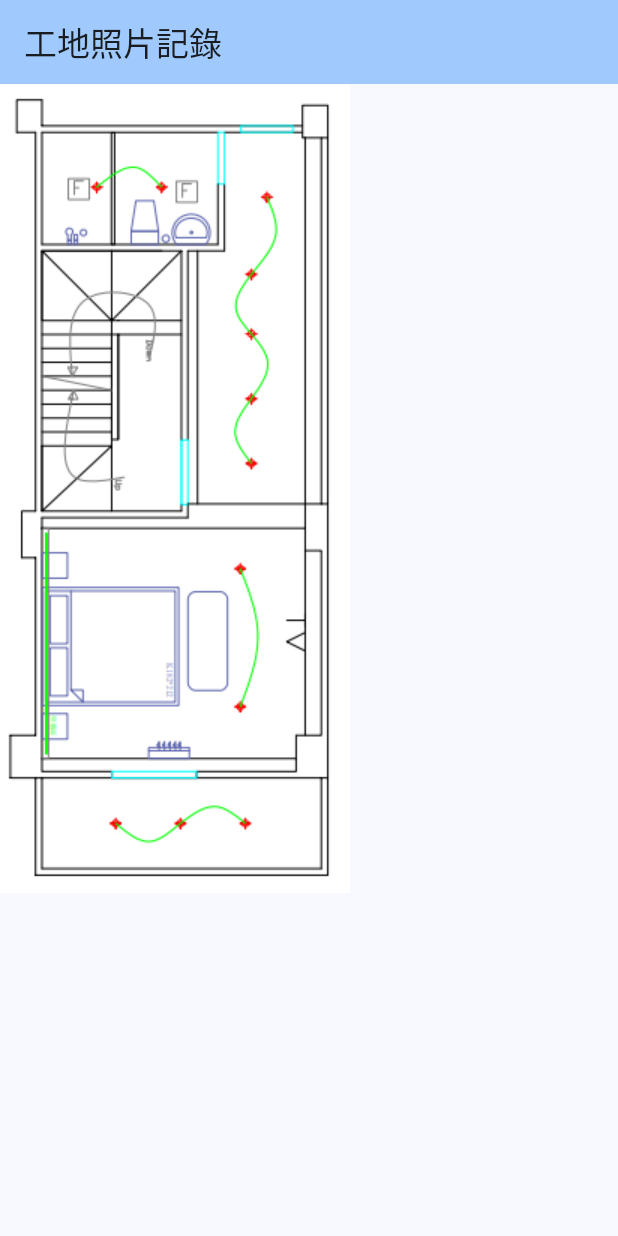
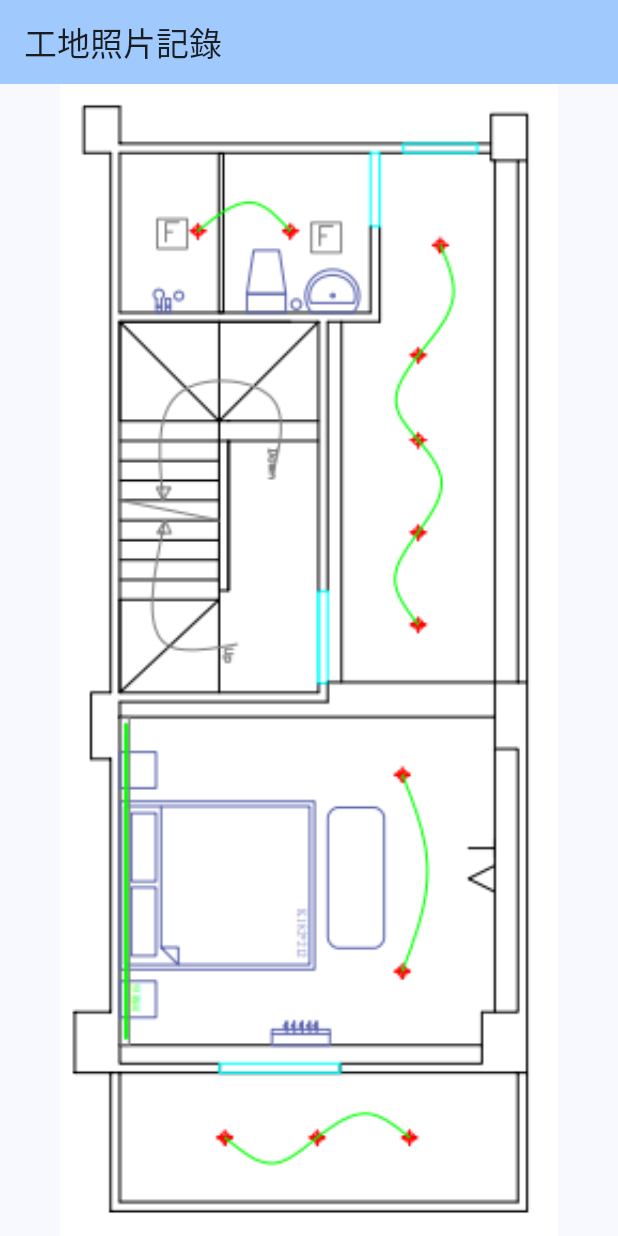
Before and after one commit to coselig/ctc, a Flutter app: the screen it shows after launch, on a phone screen of 412 x 824 dp. Run offline on Flutter 3.47's test engine with Material 3 defaults, Android fonts, the phone set to English and light mode, and no system bars; our stand-ins replace image_picker.

Commit message:
Enhance photo recording page layout with improved scaling and marker display

```diff
--- a/lib/main.dart
+++ b/lib/main.dart
@@ -100,35 +100,41 @@ class _PhotoRecordPageState extends State<PhotoRecordPage> {
       body: Column(
         children: [
           Expanded(
-            flex: 2,
+            flex: 3,
             child: InteractiveViewer(
+              constrained: true,
               minScale: 0.5,
               maxScale: 4.0,
               child: GestureDetector(
                 onTapUp: _handleTapUp,
                 child: Stack(
+                  fit: StackFit.expand,
                   children: [
                     // 底圖
-                    Image.asset(
+                    Center(
+                      child: Image.asset(
                         'assets/floorplan.png',
                         fit: BoxFit.contain,
+                        width: double.infinity,
+                      ),
                     ),
                     // 繪製標記點
-                    CustomPaint(
+                    SizedBox.expand(
+                      child: CustomPaint(
                         painter: MarkerPainter(
                           records: records,
                           selectedPoint: selectedPoint,
                           selectedRecord: selectedRecord,
                         ),
-                      child: Container(),
+                      ),
                     ),
                   ],
                 ),
               ),
             ),
           ),
-          if (selectedRecord != null) Expanded(
-            flex: 1,
+          if (selectedRecord != null) Container(
+            height: 200,
             child: Card(
               margin: const EdgeInsets.all(8.0),
               child: Column(
```
Lines whose indentation alone changed are shown as unchanged.
